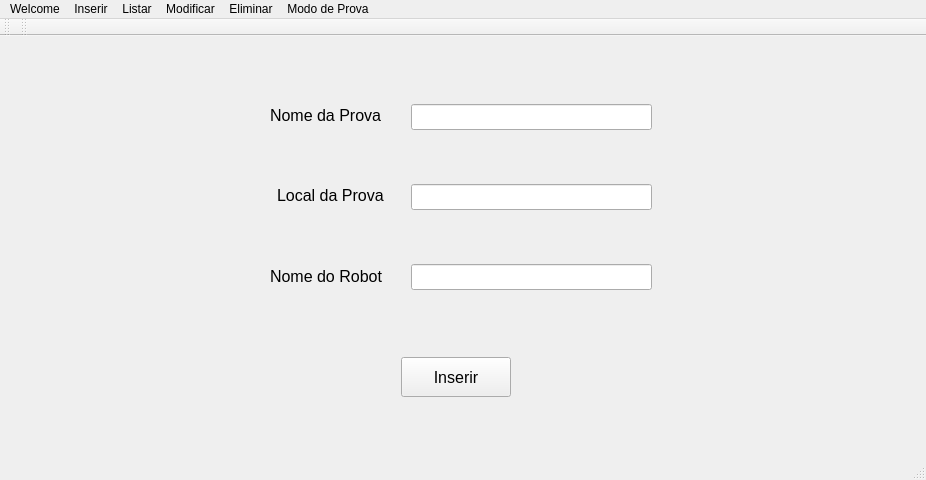
Old version of the form si/qt/gamelic_qt/mainwindow.ui in the repository Wultyc/ISEP_1718_2A2S_LSIS1.
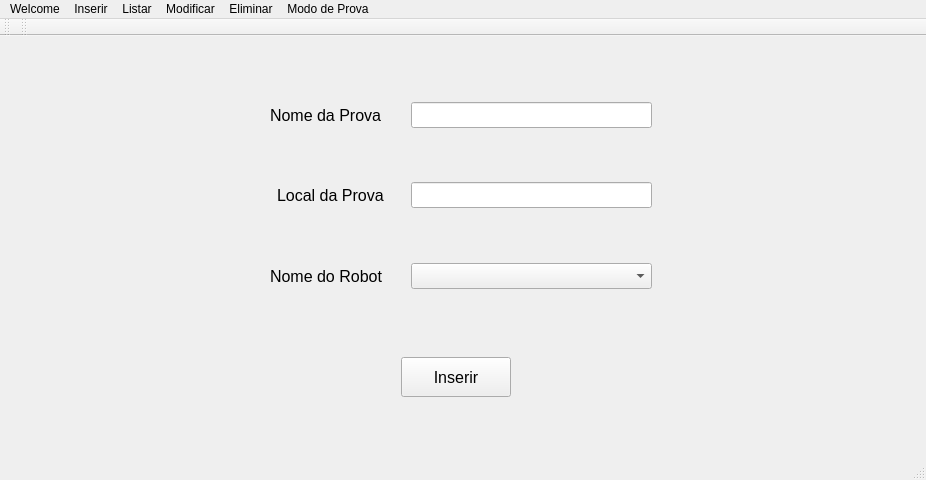
New version of the form. The open tabs and pages were chosen to show the change.

Commit message: ComboBoxes para eliminar a necessidade de verificações no InserirProva e InserirRobot, fix ao Inserir Equipa

```diff
--- a/si/qt/gamelic_qt/mainwindow.ui
+++ b/si/qt/gamelic_qt/mainwindow.ui
@@ -393,7 +393,7 @@
         <property name="geometry">
          <rect>
           <x>400</x>
-          <y>57</y>
+          <y>55</y>
           <width>241</width>
           <height>26</height>
          </rect>
@@ -426,7 +426,7 @@
         <property name="geometry">
          <rect>
           <x>400</x>
-          <y>137</y>
+          <y>135</y>
           <width>241</width>
           <height>26</height>
          </rect>
@@ -455,21 +455,6 @@
          <string>Nome da Prova</string>
         </property>
        </widget>
-       <widget class="QLineEdit" name="insRobotLineE">
-        <property name="geometry">
-         <rect>
-          <x>400</x>
-          <y>217</y>
-          <width>241</width>
-          <height>26</height>
-         </rect>
-        </property>
-        <property name="font">
-         <font>
-          <pointsize>12</pointsize>
-         </font>
-        </property>
-       </widget>
        <widget class="QPushButton" name="pushInserirProva">
         <property name="geometry">
          <rect>
@@ -488,6 +473,16 @@
          <string>Inserir</string>
         </property>
        </widget>
+       <widget class="QComboBox" name="insProvaCombo">
+        <property name="geometry">
+         <rect>
+          <x>400</x>
+          <y>216</y>
+          <width>241</width>
+          <height>26</height>
+         </rect>
+        </property>
+       </widget>
       </widget>
       <widget class="QWidget" name="inserirRobot">
        <widget class="QLabel" name="insNomeRobotLabel">
```
Left out of the diff: 44 changed lines with no effect on the pictures. The commit also changes 2 other files.
